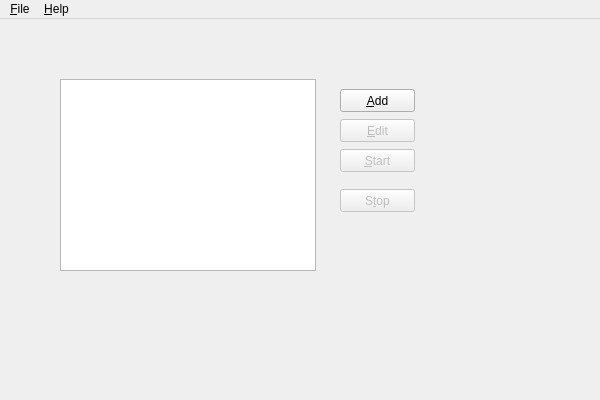
This is source/mainwindow.ui in martin-kudlicka/crypto-miner as Qt 5 draws it before an edit. The edited form follows.
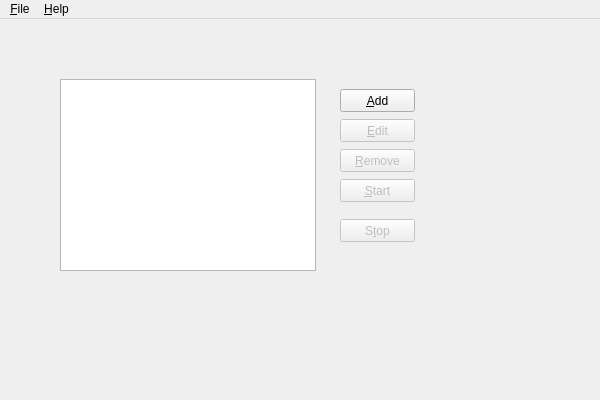
This is the edited form.

Commit message: + remove mining unit

What changed in the file:
```diff
--- a/source/mainwindow.ui
+++ b/source/mainwindow.ui
@@ -53,7 +53,7 @@
     <property name="geometry">
      <rect>
       <x>340</x>
-      <y>130</y>
+      <y>160</y>
       <width>75</width>
       <height>23</height>
      </rect>
@@ -69,7 +69,7 @@
     <property name="geometry">
      <rect>
       <x>340</x>
-      <y>170</y>
+      <y>200</y>
       <width>75</width>
       <height>23</height>
      </rect>
@@ -94,6 +94,22 @@
      <string>&amp;Edit</string>
     </property>
    </widget>
+   <widget class="QPushButton" name="miningUnitRemove">
+    <property name="enabled">
+     <bool>false</bool>
+    </property>
+    <property name="geometry">
+     <rect>
+      <x>340</x>
+      <y>130</y>
+      <width>75</width>
+      <height>23</height>
+     </rect>
+    </property>
+    <property name="text">
+     <string>&amp;Remove</string>
+    </property>
+   </widget>
   </widget>
   <widget class="QMenuBar" name="menuBar">
    <property name="geometry">
```
The commit also changes 6 other files.
